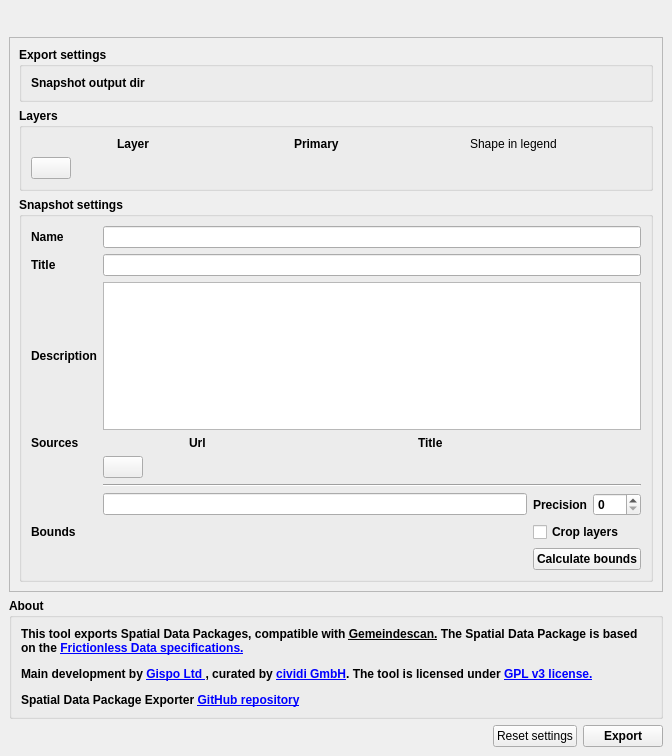
First picture: the form in SpatialDataPackageExport/resources/ui/main_dialog_dock.ui, repository cividi/spatial-data-package-export, before the edit.
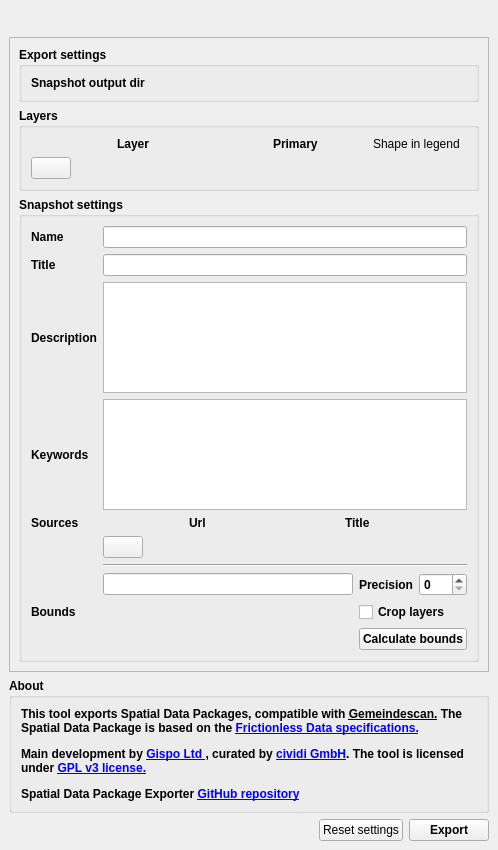
Second picture: the form after the edit. Custom widgets are drawn as their Qt base class.

Commit message: #15: Add snapshot keywords using UI

The edit to the form file:
```diff
--- a/SpatialDataPackageExport/resources/ui/main_dialog_dock.ui
+++ b/SpatialDataPackageExport/resources/ui/main_dialog_dock.ui
@@ -6,8 +6,8 @@
          <rect>
              <x>0</x>
              <y>0</y>
-             <width>672</width>
-             <height>756</height>
+             <width>498</width>
+             <height>850</height>
          </rect>
      </property>
      <property name="floating">
@@ -102,9 +102,9 @@
                          <property name="geometry">
                              <rect>
                                  <x>0</x>
-                                 <y>0</y>
-                                 <width>638</width>
-                                 <height>543</height>
+                                 <y>-47</y>
+                                 <width>464</width>
+                                 <height>619</height>
                              </rect>
                          </property>
                          <layout class="QVBoxLayout" name="verticalLayout_10">
@@ -294,39 +294,7 @@
                                          <bool>true</bool>
                                      </property>
                                      <layout class="QGridLayout" name="gridLayout">
-                                         <item row="3" column="1">
-                                             <layout class="QGridLayout" name="source_grid"
-                                                     columnminimumwidth="0,150,0">
-                                                 <item row="0" column="1">
-                                                     <widget class="QLabel" name="label_3">
-                                                         <property name="text">
-                                                             <string>Url</string>
-                                                         </property>
-                                                     </widget>
-                                                 </item>
-                                                 <item row="0" column="0">
-                                                     <widget class="QLabel" name="label_7">
-                                                         <property name="maximumSize">
-                                                             <size>
-                                                                 <width>80</width>
-                                                                 <height>16777215</height>
-                                                             </size>
-                                                         </property>
-                                                         <property name="text">
-                                                             <string/>
-                                                         </property>
-                                                     </widget>
-                                                 </item>
-                                                 <item row="0" column="2">
-                                                     <widget class="QLabel" name="label_8">
-                                                         <property name="text">
-                                                             <string>Title</string>
-                                                         </property>
-                                                     </widget>
-                                                 </item>
-                                             </layout>
-                                         </item>
-                                         <item row="3" column="0">
+                                         <item row="4" column="0">
                                              <widget class="QLabel" name="label_21">
                                                  <property name="font">
                                                      <font>
@@ -339,7 +307,20 @@
                                                  </property>
                                              </widget>
                                          </item>
-                                         <item row="6" column="0">
+                                         <item row="2" column="0">
+                                             <widget class="QLabel" name="label_14">
+                                                 <property name="text">
+                                                     <string>Description</string>
+                                                 </property>
+                                             </widget>
+                                         </item>
+                                         <item row="0" column="1">
+                                             <widget class="QLineEdit" name="input_name"/>
+                                         </item>
+                                         <item row="1" column="1">
+                                             <widget class="QLineEdit" name="input_title"/>
+                                         </item>
+                                         <item row="7" column="0">
                                              <widget class="QLabel" name="label_15">
                                                  <property name="text">
                                                      <string>Bounds</string>
@@ -362,7 +343,7 @@
                                                  </property>
                                              </widget>
                                          </item>
-                                         <item row="4" column="1">
+                                         <item row="5" column="1">
                                              <layout class="QHBoxLayout" name="horizontalLayout_6">
                                                  <item>
                                                      <widget class="QPushButton" name="btn_add_source_row">
@@ -389,7 +370,7 @@
                                                  </item>
                                              </layout>
                                          </item>
-                                         <item row="6" column="1">
+                                         <item row="7" column="1">
                                              <layout class="QGridLayout" name="gridLayout_2">
                                                  <item row="0" column="0">
                                                      <widget class="QLineEdit" name="le_extent"/>
@@ -427,25 +408,84 @@
                                                  </property>
                                              </widget>
                                          </item>
-                                         <item row="5" column="1">
+                                         <item row="4" column="1">
+                                             <layout class="QGridLayout" name="source_grid"
+                                                     columnminimumwidth="0,150,0">
+                                                 <item row="0" column="1">
+                                                     <widget class="QLabel" name="label_3">
+                                                         <property name="text">
+                                                             <string>Url</string>
+                                                         </property>
+                                                     </widget>
+                                                 </item>
+                                                 <item row="0" column="0">
+                                                     <widget class="QLabel" name="label_7">
+                                                         <property name="maximumSize">
+                                                             <size>
+                                                                 <width>80</width>
+                                                                 <height>16777215</height>
+                                                             </size>
+                                                         </property>
+                                                         <property name="text">
+                                                             <string/>
+                                                         </property>
+                                                     </widget>
+                                                 </item>
+                                                 <item row="0" column="2">
+                                                     <widget class="QLabel" name="label_8">
+                                                         <property name="text">
+                                                             <string>Title</string>
+                                                         </property>
+                                                     </widget>
+                                                 </item>
+                                             </layout>
+                                         </item>
+                                         <item row="6" column="1">
                                              <widget class="Line" name="line">
                                                  <property name="orientation">
                                                      <enum>Qt::Horizontal</enum>
                                                  </property>
                                              </widget>
                                          </item>
-                                         <item row="2" column="0">
-                                             <widget class="QLabel" name="label_14">
+                                         <item row="3" column="0">
+                                             <widget class="QLabel" name="label_22">
+                                                 <property name="font">
+                                                     <font>
+                                                         <weight>75</weight>
+                                                         <bold>true</bold>
+                                                     </font>
+                                                 </property>
                                                  <property name="text">
-                                                     <string>Description</string>
+                                                     <string>Keywords</string>
                                                  </property>
                                              </widget>
                                          </item>
-                                         <item row="0" column="1">
-                                             <widget class="QLineEdit" name="input_name"/>
-                                         </item>
-                                         <item row="1" column="1">
-                                             <widget class="QLineEdit" name="input_title"/>
+                                         <item row="3" column="1">
+                                             <widget class="QTextEdit" name="input_keywords">
+                                                 <property name="contextMenuPolicy">
+                                                     <enum>Qt::PreventContextMenu</enum>
+                                                 </property>
+                                                 <property name="autoFormatting">
+                                                     <set>QTextEdit::AutoBulletList</set>
+                                                 </property>
+                                                 <property name="html">
+                                                     <string>&lt;!DOCTYPE HTML PUBLIC &quot;-//W3C//DTD HTML 4.0//EN&quot;
+                                                         &quot;http://www.w3.org/TR/REC-html40/strict.dtd&quot;&gt;
+                                                         &lt;html&gt;&lt;head&gt;&lt;meta name=&quot;qrichtext&quot;
+                                                         content=&quot;1&quot; /&gt;&lt;style type=&quot;text/css&quot;&gt;
+                                                         p, li { white-space: pre-wrap; }
+                                                         &lt;/style&gt;&lt;/head&gt;&lt;body style=&quot;
+                                                         font-family:'Ubuntu'; font-size:11pt; font-weight:400;
+                                                         font-style:normal;&quot;&gt;
+                                                         &lt;p style=&quot;-qt-paragraph-type:empty; margin-top:0px;
+                                                         margin-bottom:0px; margin-left:0px; margin-right:0px;
+                                                         -qt-block-indent:0; text-indent:0px;&quot;&gt;&lt;br /&gt;&lt;/p&gt;&lt;/body&gt;&lt;/html&gt;
+                                                     </string>
+                                                 </property>
+                                                 <property name="placeholderText">
+                                                     <string>Add one keyword per row</string>
+                                                 </property>
+                                             </widget>
                                          </item>
                                      </layout>
                                  </widget>
```
Left out of the diff: 27 changed lines with no effect on the pictures. The commit also changes 1 other file.
